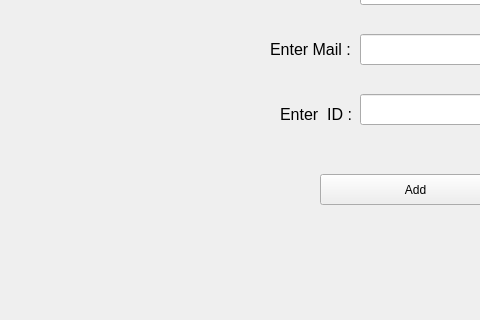
First picture: the form in Library-Management-System/adduser.ui, repository danisensei/Library-Management-System, before the edit; both pictures show x 0 to 480 and y 216 to 536 of the 816 by 536 pixel window.
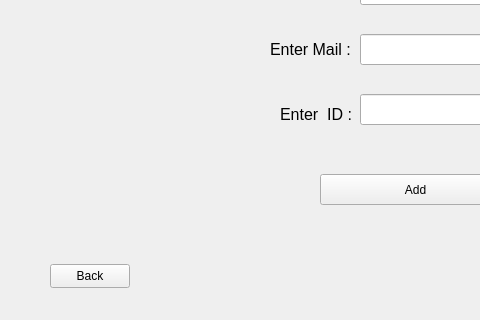
Second picture: the form after the edit.

Commit message:
back button
Functionality of back button has been successfully added

What changed in the file:
```diff
--- a/Library-Management-System/adduser.ui
+++ b/Library-Management-System/adduser.ui
@@ -128,6 +128,19 @@
     <string>Add</string>
    </property>
   </widget>
+  <widget class="QPushButton" name="backbutton">
+   <property name="geometry">
+    <rect>
+     <x>50</x>
+     <y>480</y>
+     <width>80</width>
+     <height>24</height>
+    </rect>
+   </property>
+   <property name="text">
+    <string>Back</string>
+   </property>
+  </widget>
  </widget>
  <resources/>
  <connections/>
```
The commit also changes 5 other files.
